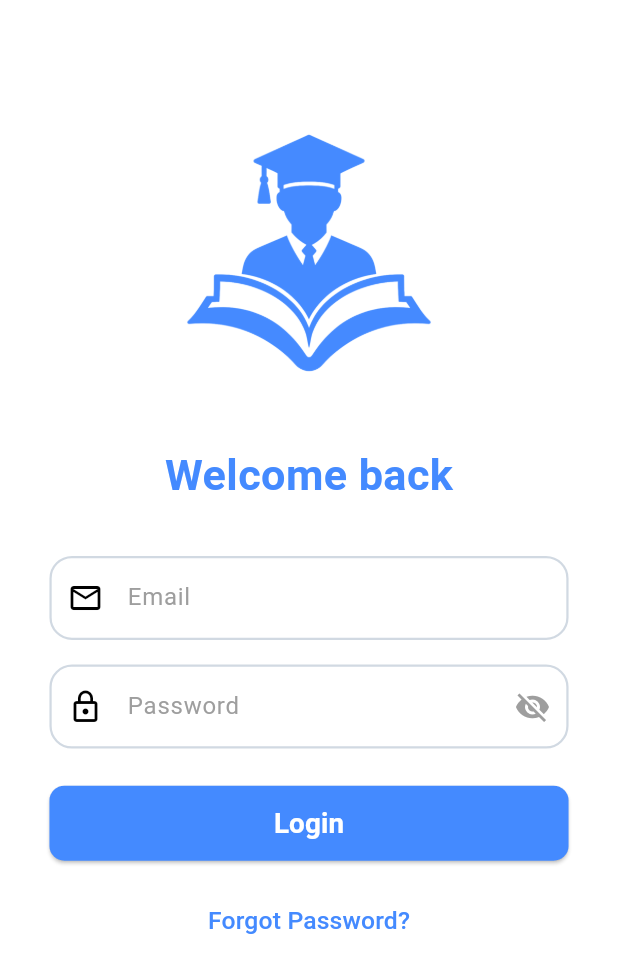
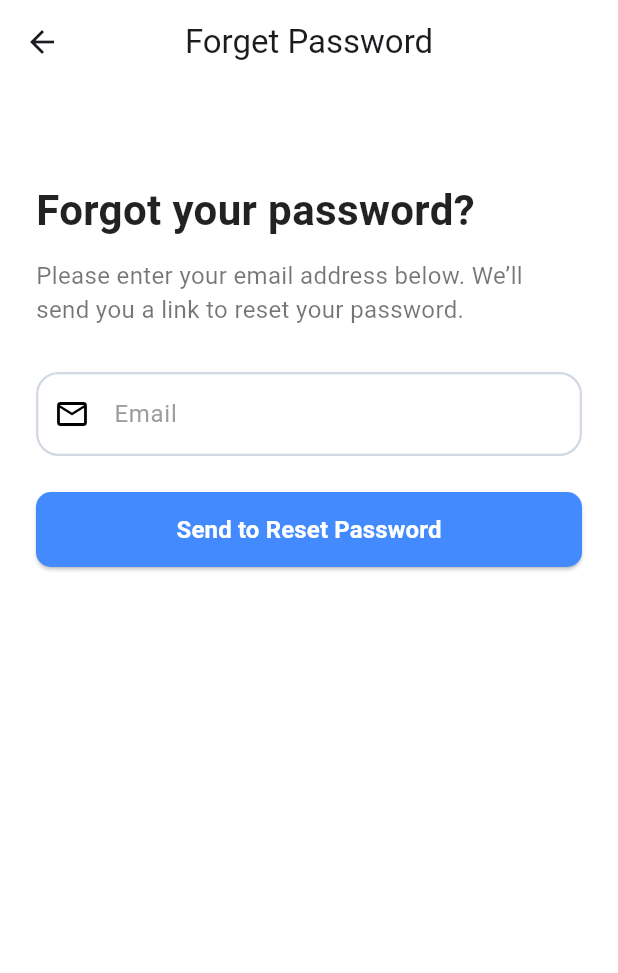
Before and after one commit to mhussien1102/learn_managment1, a Flutter app: the LoginScreen screen opened by its route, after a tap on "Forgot Password?", on a phone screen of 412 x 824 dp. Shown: the top 973 px of the screen. Run offline on Flutter 3.47's test engine with Material 3 defaults, Android fonts, the phone set to English and light mode, and no system bars.

Commit message:
finish the forget password screen

```diff
--- a/lib/core/utils/app_routes.dart
+++ b/lib/core/utils/app_routes.dart
@@ -1,4 +1,5 @@
 import 'package:flutter/material.dart';
+import 'package:learn_managment1/feature/Auth/forget_password.dart';
 import 'package:learn_managment1/feature/Auth/login_screen.dart';
 
 import '../../feature/splash/splash_screen.dart';
@@ -8,14 +9,16 @@ class AppRoutes {
   static const String splash = '/';
   static const String home = '/home';
   static const String login = '/login';
+  static const String forget = '/forget_password';
+
   // Add more route names here
 
   static Route<dynamic> onGenerateRoute(RouteSettings settings) {
     switch (settings.name) {
       case splash:
         return MaterialPageRoute(builder: (_) => const SplashScreen());
-      // case home:
-      //   return MaterialPageRoute(builder: (_) => const HomeScreen());
+      case forget:
+        return MaterialPageRoute(builder: (_) => ForgetPassword());
       case login:
         return MaterialPageRoute(builder: (_) => const LoginScreen());
       default:
--- a/lib/core/widgets/custom_text_filed.dart
+++ b/lib/core/widgets/custom_text_filed.dart
@@ -5,6 +5,7 @@ class CustomTextFiled extends StatefulWidget {
   final IconData prefixIcon;
   final bool isPassword;
   final TextEditingController? controller;
+  final String? Function(String?)? validator;
 
   const CustomTextFiled({
     super.key,
@@ -12,6 +13,7 @@ class CustomTextFiled extends StatefulWidget {
     required this.prefixIcon,
     this.isPassword = false,
     this.controller,
+    this.validator,
   });
 
   @override
@@ -21,23 +23,27 @@ class CustomTextFiled extends StatefulWidget {
 class _CustomTextFiledState extends State<CustomTextFiled> {
   bool _obscureText = true;
 
-  String? _validator(String? value) {
-    if (value == null || value.isEmpty) {
-      return "This field is required";
-    }
-
-    if (widget.isPassword && value.length < 6) {
-      return "Password must be at least 6 characters";
-    }
-
-    return null; // Valid
-  }
-
   @override
   Widget build(BuildContext context) {
     return TextFormField(
       controller: widget.controller,
-      validator: _validator,
+      validator:
+          widget.validator ??
+          (widget.isPassword
+              ? (value) {
+                if (value == null || value.isEmpty) {
+                  return "This field is required";
+                } else if (value.length < 6) {
+                  return "Password must be at least 6 characters";
+                }
+                return null;
+              }
+              : (value) {
+                if (value == null || value.isEmpty) {
+                  return "This field is required";
+                }
+                return null;
+              }),
       obscureText: widget.isPassword ? _obscureText : false,
       cursorColor: Colors.blueAccent,
       decoration: InputDecoration(
--- /dev/null
+++ b/lib/feature/Auth/forget_password.dart
@@ -0,0 +1,92 @@
+import 'package:flutter/material.dart';
+import '../../core/widgets/custom_button.dart';
+import '../../core/widgets/custom_text_filed.dart';
+
+class ForgetPassword extends StatefulWidget {
+  ForgetPassword({super.key});
+
+  final _formKey = GlobalKey<FormState>();
+  final TextEditingController _emailController = TextEditingController();
+
+  @override
+  State<ForgetPassword> createState() => _ForgetPasswordState();
+}
+
+class _ForgetPasswordState extends State<ForgetPassword> {
+  void _sendResetLink() {
+    if (widget._formKey.currentState!.validate()) {
+      // Proceed with sending the reset link
+      ScaffoldMessenger.of(context).showSnackBar(
+        const SnackBar(
+          content: Text('Reset link sent to your email'),
+          backgroundColor: Colors.blueAccent,
+        ),
+      );
+    } else {
+      ScaffoldMessenger.of(context).showSnackBar(
+        const SnackBar(
+          content: Text('Please enter a valid email'),
+          backgroundColor: Colors.red,
+        ),
+      );
+    }
+  }
+
+  @override
+  Widget build(BuildContext context) {
+    return Scaffold(
+      backgroundColor: Colors.white,
+      appBar: AppBar(
+        title: const Text("Forget Password"),
+        centerTitle: true,
+        backgroundColor: Colors.white,
+        elevation: 0,
+      ),
+      body: Padding(
+        padding: const EdgeInsets.all(24.0),
+        child: Form(
+          key: widget._formKey,
+          child: Column(
+            crossAxisAlignment: CrossAxisAlignment.start,
+            children: [
+              const SizedBox(height: 40),
+              const Text(
+                "Forgot your password?",
+                style: TextStyle(
+                  fontWeight: FontWeight.bold,
+                  fontSize: 28,
+                  color: Colors.black87,
+                ),
+              ),
+              const SizedBox(height: 12),
+              const Text(
+                "Please enter your email address below. We’ll send you a link to reset your password.",
+                style: TextStyle(fontSize: 16, color: Colors.black54),
+              ),
+              const SizedBox(height: 30),
+              CustomTextFiled(
+                controller: widget._emailController,
+                isPassword: false,
+                hintText: 'Email',
+                prefixIcon: Icons.email_outlined,
+                validator: (value) {
+                  if (value == null || value.isEmpty) {
+                    return 'Email is required';
+                  } else if (!value.contains('@')) {
+                    return 'Enter a valid email';
+                  }
+                  return null;
+                },
+              ),
+              const SizedBox(height: 24),
+              CustomButton(
+                text: 'Send to Reset Password',
+                onPressed: _sendResetLink,
+              ),
+            ],
+          ),
+        ),
+      ),
+    );
+  }
+}
--- a/lib/feature/Auth/login_screen.dart
+++ b/lib/feature/Auth/login_screen.dart
@@ -1,4 +1,5 @@
 import 'package:flutter/material.dart';
+import 'package:learn_managment1/core/utils/app_routes.dart';
 import 'package:learn_managment1/core/widgets/custom_text_filed.dart';
 import 'package:learn_managment1/core/widgets/custom_button.dart';
 import '../../core/utils/assets.dart';
@@ -82,7 +83,9 @@ class _LoginScreenState extends State<LoginScreen> {
                 ),
                 SizedBox(height: size.height * 0.02),
                 TextButton(
-                  onPressed: () {},
+                  onPressed: () {
+                    Navigator.pushNamed(context, AppRoutes.forget);
+                  },
                   child: Text(
                     "Forgot Password?",
                     style: TextStyle(
```
